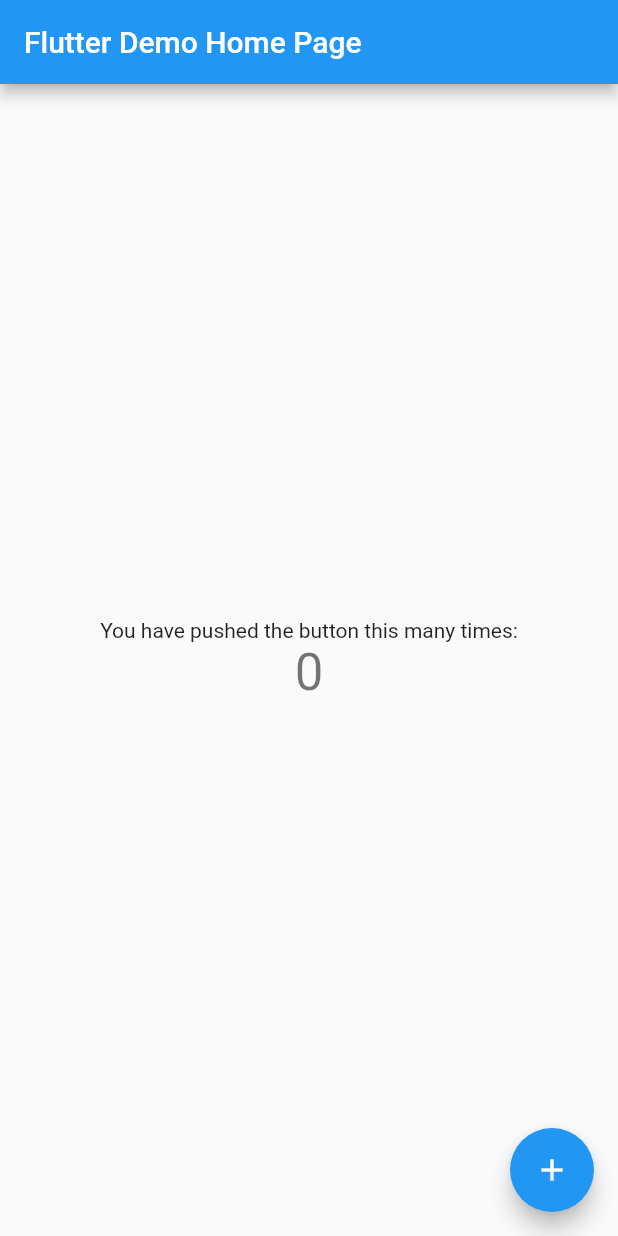
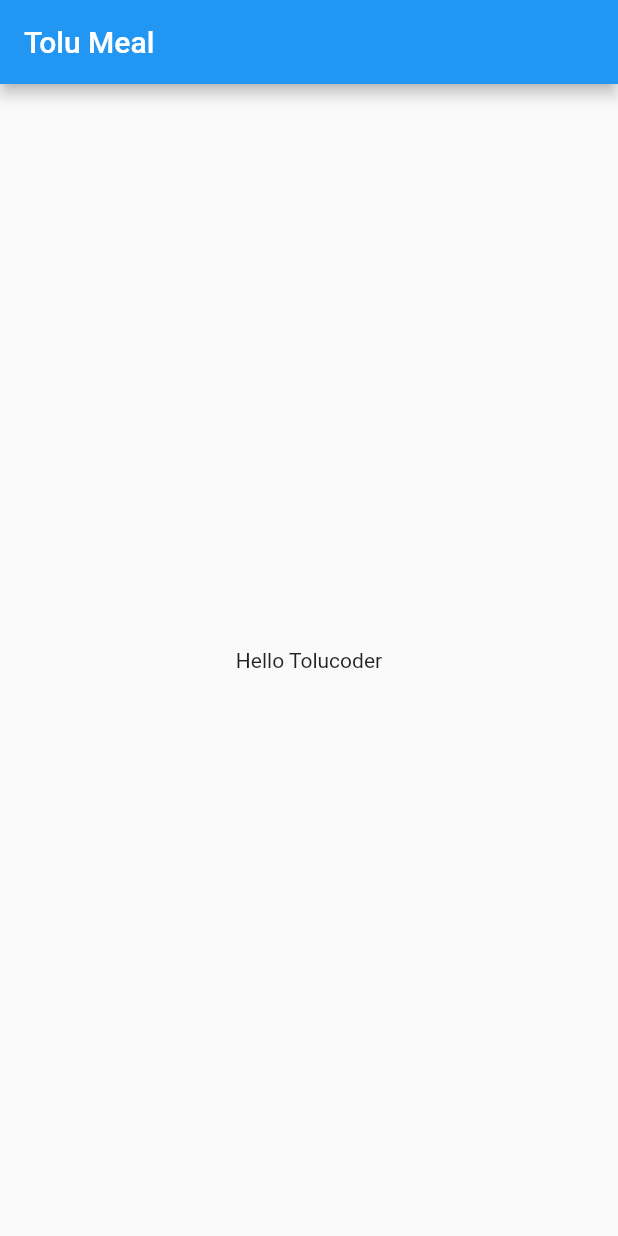
Before and after one commit to Tolulope05/tolu_meal, a Flutter app: the screen it shows after launch, on a phone screen of 412 x 824 dp. Run offline on Flutter 3.47's test engine with Material 2 defaults, Android fonts, the phone set to English and light mode, and no system bars.

```diff
--- a/lib/main.dart
+++ b/lib/main.dart
@@ -7,39 +7,20 @@ void main() {
 class MyApp extends StatelessWidget {
   const MyApp({Key? key}) : super(key: key);
 
-  // This widget is the root of your application.
   @override
   Widget build(BuildContext context) {
     return MaterialApp(
-      title: 'Flutter Demo',
+      title: 'Tolu Meal',
       theme: ThemeData(
-        // This is the theme of your application.
-        //
-        // Try running your application with "flutter run". You'll see the
-        // application has a blue toolbar. Then, without quitting the app, try
-        // changing the primarySwatch below to Colors.green and then invoke
-        // "hot reload" (press "r" in the console where you ran "flutter run",
-        // or simply save your changes to "hot reload" in a Flutter IDE).
-        // Notice that the counter didn't reset back to zero; the application
-        // is not restarted.
         primarySwatch: Colors.blue,
       ),
-      home: const MyHomePage(title: 'Flutter Demo Home Page'),
+      home: const MyHomePage(title: 'Tolu Meal'),
     );
   }
 }
 
 class MyHomePage extends StatefulWidget {
   const MyHomePage({Key? key, required this.title}) : super(key: key);
-
-  // This widget is the home page of your application. It is stateful, meaning
-  // that it has a State object (defined below) that contains fields that affect
-  // how it looks.
-
-  // This class is the configuration for the state. It holds the values (in this
-  // case the title) provided by the parent (in this case the App widget) and
-  // used by the build method of the State. Fields in a Widget subclass are
-  // always marked "final".
 
   final String title;
 
@@ -48,68 +29,22 @@ class MyHomePage extends StatefulWidget {
 }
 
 class _MyHomePageState extends State<MyHomePage> {
-  int _counter = 0;
-
-  void _incrementCounter() {
-    setState(() {
-      // This call to setState tells the Flutter framework that something has
-      // changed in this State, which causes it to rerun the build method below
-      // so that the display can reflect the updated values. If we changed
-      // _counter without calling setState(), then the build method would not be
-      // called again, and so nothing would appear to happen.
-      _counter++;
-    });
-  }
-
   @override
   Widget build(BuildContext context) {
-    // This method is rerun every time setState is called, for instance as done
-    // by the _incrementCounter method above.
-    //
-    // The Flutter framework has been optimized to make rerunning build methods
-    // fast, so that you can just rebuild anything that needs updating rather
-    // than having to individually change instances of widgets.
     return Scaffold(
       appBar: AppBar(
-        // Here we take the value from the MyHomePage object that was created by
-        // the App.build method, and use it to set our appbar title.
         title: Text(widget.title),
       ),
       body: Center(
-        // Center is a layout widget. It takes a single child and positions it
-        // in the middle of the parent.
         child: Column(
-          // Column is also a layout widget. It takes a list of children and
-          // arranges them vertically. By default, it sizes itself to fit its
-          // children horizontally, and tries to be as tall as its parent.
-          //
-          // Invoke "debug painting" (press "p" in the console, choose the
-          // "Toggle Debug Paint" action from the Flutter Inspector in Android
-          // Studio, or the "Toggle Debug Paint" command in Visual Studio Code)
-          // to see the wireframe for each widget.
-          //
-          // Column has various properties to control how it sizes itself and
-          // how it positions its children. Here we use mainAxisAlignment to
-          // center the children vertically; the main axis here is the vertical
-          // axis because Columns are vertical (the cross axis would be
-          // horizontal).
           mainAxisAlignment: MainAxisAlignment.center,
-          children: <Widget>[
-            const Text(
-              'You have pushed the button this many times:',
-            ),
+          children: const <Widget>[
             Text(
-              '$_counter',
-              style: Theme.of(context).textTheme.headline4,
+              'Hello Tolucoder',
             ),
           ],
         ),
       ),
-      floatingActionButton: FloatingActionButton(
-        onPressed: _incrementCounter,
-        tooltip: 'Increment',
-        child: const Icon(Icons.add),
-      ), // This trailing comma makes auto-formatting nicer for build methods.
     );
   }
 }
```
